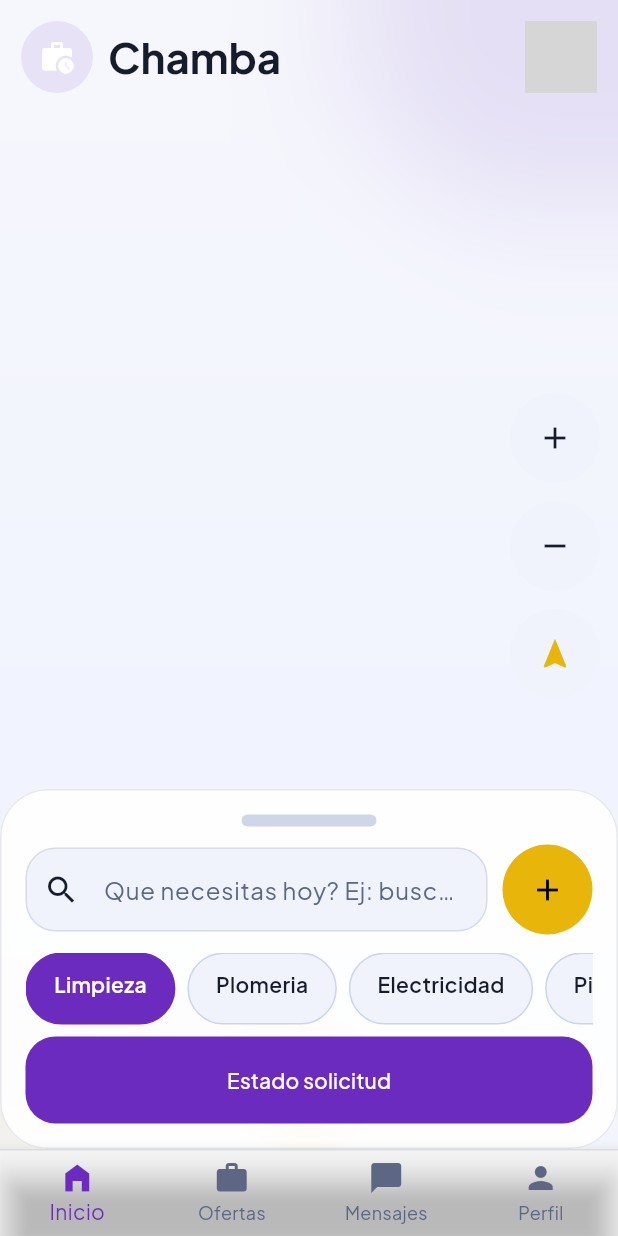
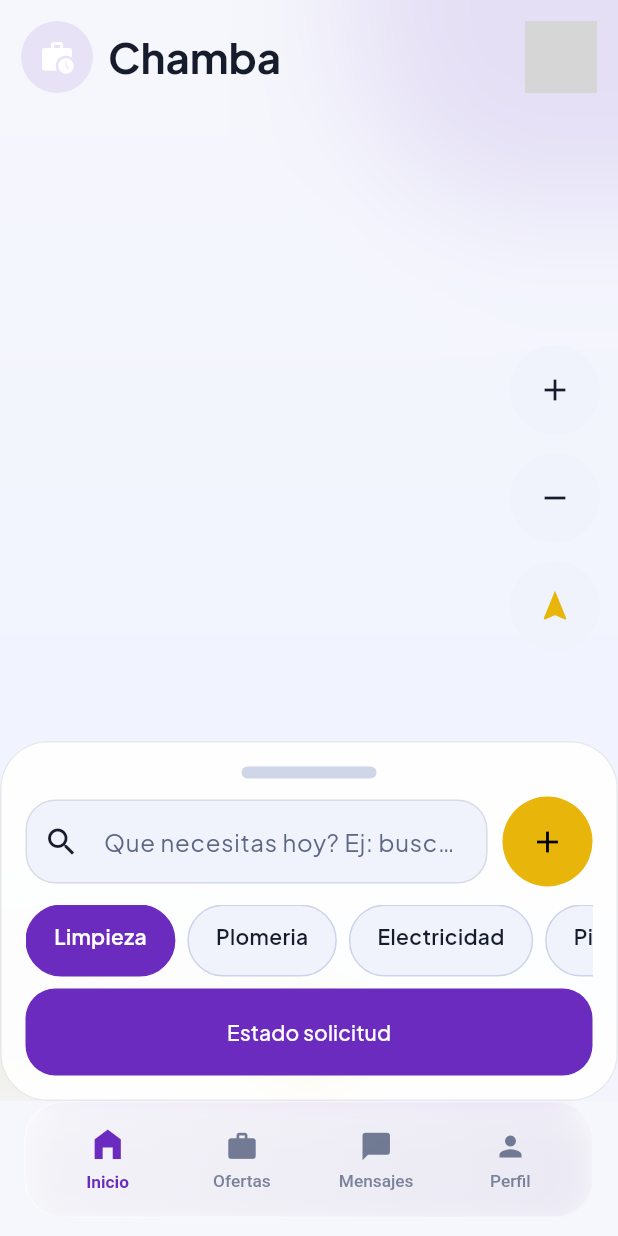
Before and after one commit to marvinjoel2001/app-chamba, a Flutter app: the MainShellScreen screen opened directly with empty values, on a phone screen of 412 x 824 dp. Run offline on Flutter 3.47's test engine with Material 3 defaults, Android fonts, the phone set to English and light mode, and no system bars; our stand-ins replace firebase_core, firebase_messaging, flutter_riverpod, google_fonts, socket_io_client; accounts and stored records are empty; network calls fail; grey boxes are pictures that could not be loaded.

Commit message:
feat(widgets): redesign bottom navigation with glassmorphism effect
- Replace standard BottomNavigationBar with custom glassmorphic design
- Add smooth animations for selected state with scaling, sliding, and fading
- Implement backdrop filter for frosted glass effect with gradient background
- Maintain same four navigation items (Inicio, Ofertas, Mensajes, Perfil)
- Downgrade analyzer and test dependencies due to compatibility constraints

```diff
--- a/lib/core/widgets/chamba_widgets.dart
+++ b/lib/core/widgets/chamba_widgets.dart
@@ -100,8 +100,9 @@ class ChambaPrimaryButton extends StatelessWidget {
   Widget build(BuildContext context) {
     return FilledButton(
       style: FilledButton.styleFrom(
-        backgroundColor:
-            isYellow ? AppTheme.colorHighlight : AppTheme.colorPrimary,
+        backgroundColor: isYellow
+            ? AppTheme.colorHighlight
+            : AppTheme.colorPrimary,
         foregroundColor: isYellow ? AppTheme.colorText : Colors.white,
         minimumSize: const Size.fromHeight(58),
         shape: RoundedRectangleBorder(borderRadius: BorderRadius.circular(20)),
@@ -110,10 +111,7 @@ class ChambaPrimaryButton extends StatelessWidget {
       child: Row(
         mainAxisAlignment: MainAxisAlignment.center,
         children: [
-          if (icon != null) ...[
-            Icon(icon),
-            const SizedBox(width: 10),
-          ],
+          if (icon != null) ...[Icon(icon), const SizedBox(width: 10)],
           Text(label),
         ],
       ),
@@ -168,28 +166,146 @@ class ChambaBottomNav extends StatelessWidget {
   final int currentIndex;
   final ValueChanged<int> onTap;
 
+  static const _items = [
+    _NavItemData(icon: Icons.home_filled, label: 'Inicio'),
+    _NavItemData(icon: Icons.work, label: 'Ofertas'),
+    _NavItemData(icon: Icons.chat_bubble, label: 'Mensajes'),
+    _NavItemData(icon: Icons.person, label: 'Perfil'),
+  ];
+
   @override
   Widget build(BuildContext context) {
-    return DecoratedBox(
-      decoration: const BoxDecoration(
-        color: Colors.white,
-        border: Border(
-          top: BorderSide(color: Color(0x1F1A2A4A)),
+    return SafeArea(
+      top: false,
+      minimum: const EdgeInsets.fromLTRB(16, 0, 16, 12),
+      child: ClipRRect(
+        borderRadius: BorderRadius.circular(26),
+        child: BackdropFilter(
+          filter: ImageFilter.blur(sigmaX: 18, sigmaY: 18),
+          child: Container(
+            height: 78,
+            padding: const EdgeInsets.symmetric(horizontal: 10, vertical: 8),
+            decoration: BoxDecoration(
+              borderRadius: BorderRadius.circular(26),
+              gradient: LinearGradient(
+                begin: Alignment.topLeft,
+                end: Alignment.bottomRight,
+                colors: [
+                  Colors.white.withValues(alpha: 0.66),
+                  Colors.white.withValues(alpha: 0.4),
+                ],
+              ),
+              border: Border.all(color: Colors.white.withValues(alpha: 0.5)),
+              boxShadow: [
+                BoxShadow(
+                  color: AppTheme.colorPrimary.withValues(alpha: 0.08),
+                  blurRadius: 24,
+                  offset: const Offset(0, 10),
+                ),
+                BoxShadow(
+                  color: const Color(0x111A2A4A),
+                  blurRadius: 14,
+                  offset: const Offset(0, 5),
+                ),
+              ],
+            ),
+            child: Row(
+              children: List.generate(_items.length, (index) {
+                final item = _items[index];
+                final selected = index == currentIndex;
+                return Expanded(
+                  child: _BottomNavItem(
+                    icon: item.icon,
+                    label: item.label,
+                    selected: selected,
+                    onTap: () => onTap(index),
+                  ),
+                );
+              }),
+            ),
+          ),
         ),
       ),
-      child: BottomNavigationBar(
-        currentIndex: currentIndex,
-        type: BottomNavigationBarType.fixed,
-        backgroundColor: Colors.transparent,
-        selectedItemColor: AppTheme.colorPrimary,
-        unselectedItemColor: AppTheme.colorMuted,
-        onTap: onTap,
-        items: const [
-          BottomNavigationBarItem(icon: Icon(Icons.home_filled), label: 'Inicio'),
-          BottomNavigationBarItem(icon: Icon(Icons.work), label: 'Ofertas'),
-          BottomNavigationBarItem(icon: Icon(Icons.chat_bubble), label: 'Mensajes'),
-          BottomNavigationBarItem(icon: Icon(Icons.person), label: 'Perfil'),
-        ],
+    );
+  }
+}
+
+class _NavItemData {
+  const _NavItemData({required this.icon, required this.label});
+
+  final IconData icon;
+  final String label;
+}
+
+class _BottomNavItem extends StatelessWidget {
+  const _BottomNavItem({
+    required this.icon,
+    required this.label,
+    required this.selected,
+    required this.onTap,
+  });
+
+  final IconData icon;
+  final String label;
+  final bool selected;
+  final VoidCallback onTap;
+
+  @override
+  Widget build(BuildContext context) {
+    final iconColor = selected
+        ? AppTheme.colorPrimary
+        : AppTheme.colorMuted.withValues(alpha: 0.86);
+    final labelColor = selected
+        ? AppTheme.colorPrimary
+        : AppTheme.colorMuted.withValues(alpha: 0.8);
+
+    return InkWell(
+      borderRadius: BorderRadius.circular(18),
+      onTap: onTap,
+      child: AnimatedContainer(
+        duration: const Duration(milliseconds: 220),
+        curve: Curves.easeOutCubic,
+        margin: const EdgeInsets.symmetric(horizontal: 4),
+        padding: const EdgeInsets.symmetric(vertical: 8),
+        decoration: const BoxDecoration(),
+        child: Column(
+          mainAxisAlignment: MainAxisAlignment.center,
+          children: [
+            AnimatedSlide(
+              duration: const Duration(milliseconds: 220),
+              curve: Curves.easeOutCubic,
+              offset: selected ? const Offset(0, -0.06) : Offset.zero,
+              child: AnimatedScale(
+                duration: const Duration(milliseconds: 220),
+                curve: Curves.easeOutBack,
+                scale: selected ? 1.12 : 1,
+                child: AnimatedSwitcher(
+                  duration: const Duration(milliseconds: 180),
+                  transitionBuilder: (child, animation) {
+                    return FadeTransition(opacity: animation, child: child);
+                  },
+                  child: Icon(
+                    icon,
+                    key: ValueKey<bool>(selected),
+                    size: selected ? 23.5 : 22,
+                    color: iconColor,
+                  ),
+                ),
+              ),
+            ),
+            const SizedBox(height: 5),
+            AnimatedDefaultTextStyle(
+              duration: const Duration(milliseconds: 220),
+              curve: Curves.easeOutCubic,
+              style: TextStyle(
+                fontSize: 11.5,
+                fontWeight: selected ? FontWeight.w700 : FontWeight.w500,
+                color: labelColor,
+              ),
+              child: Text(label),
+            ),
+          ],
+        ),
       ),
     );
   }
@@ -206,10 +322,7 @@ class _GlowCircle extends StatelessWidget {
     return Container(
       width: size,
       height: size,
-      decoration: BoxDecoration(
-        shape: BoxShape.circle,
-        color: color,
-      ),
+      decoration: BoxDecoration(shape: BoxShape.circle, color: color),
       child: BackdropFilter(
         filter: ImageFilter.blur(sigmaX: 30, sigmaY: 30),
         child: const SizedBox.expand(),
@@ -224,10 +337,7 @@ class _DotGrid extends StatelessWidget {
   @override
   Widget build(BuildContext context) {
     return IgnorePointer(
-      child: CustomPaint(
-        painter: _DotGridPainter(),
-        size: Size.infinite,
-      ),
+      child: CustomPaint(painter: _DotGridPainter(), size: Size.infinite),
     );
   }
 }
@@ -235,7 +345,8 @@ class _DotGrid extends StatelessWidget {
 class _DotGridPainter extends CustomPainter {
   @override
   void paint(Canvas canvas, Size size) {
-    final paint = Paint()..color = AppTheme.colorPrimary.withValues(alpha: 0.16);
+    final paint = Paint()
+      ..color = AppTheme.colorPrimary.withValues(alpha: 0.16);
 
     const spacing = 36.0;
     for (double y = 0; y < size.height; y += spacing) {
```
Also changed, not shown: pubspec.lock.
